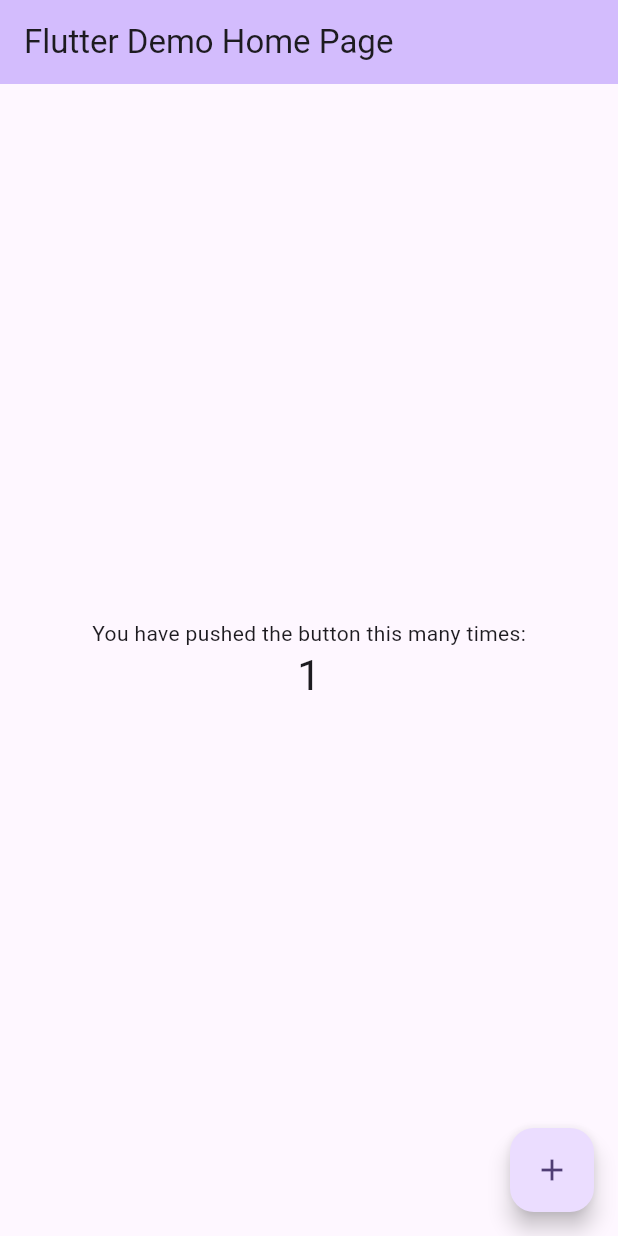
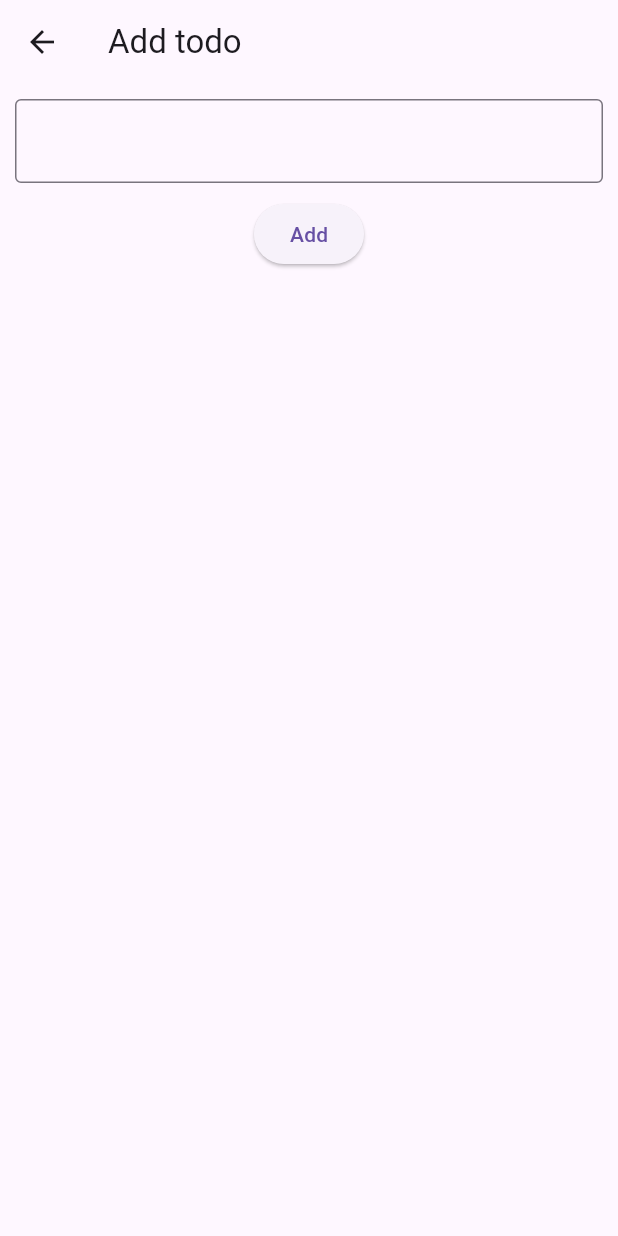
Before and after one commit to suhiaing/to-do_bloc, a Flutter app: the screen it shows after launch, after a tap on the "add" icon, on a phone screen of 412 x 824 dp. Run offline on Flutter 3.47's test engine with Material 3 defaults, Android fonts, the phone set to English and light mode, and no system bars.

Commit message:
basic ui added

```diff
--- /dev/null
+++ b/lib/add_to_do.dart
@@ -0,0 +1,40 @@
+import 'package:flutter/material.dart';
+
+class AddToDo extends StatelessWidget {
+  const AddToDo({super.key});
+
+  @override
+  Widget build(BuildContext context) {
+    final addToDoController = TextEditingController();
+    return MaterialApp(
+      home: Scaffold(
+        appBar: AppBar(
+          leading: IconButton(
+              onPressed: () {
+                Navigator.pop(context);
+              },
+              icon: const Icon(Icons.arrow_back)),
+          title: const Text("Add todo"),
+        ),
+        body: Padding(
+          padding: const EdgeInsets.all(10.0),
+          child: SingleChildScrollView(
+            child: Column(
+              children: [
+                TextField(
+                  controller: addToDoController,
+                  decoration:
+                      const InputDecoration(border: OutlineInputBorder()),
+                ),
+                const SizedBox(
+                  height: 10,
+                ),
+                ElevatedButton(onPressed: () {}, child: const Text("Add"))
+              ],
+            ),
+          ),
+        ),
+      ),
+    );
+  }
+}
--- a/lib/main.dart
+++ b/lib/main.dart
@@ -1,4 +1,6 @@
 import 'package:flutter/material.dart';
+import 'package:to_do_bloc/add_to_do.dart';
+import 'package:to_do_bloc/todo_list.dart';
 
 void main() {
   runApp(const MyApp());
@@ -7,119 +9,22 @@ void main() {
 class MyApp extends StatelessWidget {
   const MyApp({super.key});
 
-  // This widget is the root of your application.
+  @override
+  Widget build(BuildContext context) {
+    return const MyToDoApp();
+  }
+}
+
+class MyToDoApp extends StatelessWidget {
+  const MyToDoApp({super.key});
+
   @override
   Widget build(BuildContext context) {
     return MaterialApp(
-      title: 'Flutter Demo',
-      theme: ThemeData(
-        // This is the theme of your application.
-        //
-        // TRY THIS: Try running your application with "flutter run". You'll see
-        // the application has a purple toolbar. Then, without quitting the app,
-        // try changing the seedColor in the colorScheme below to Colors.green
-        // and then invoke "hot reload" (save your changes or press the "hot
-        // reload" button in a Flutter-supported IDE, or press "r" if you used
-        // the command line to start the app).
-        //
-        // Notice that the counter didn't reset back to zero; the application
-        // state is not lost during the reload. To reset the state, use hot
-        // restart instead.
-        //
-        // This works for code too, not just values: Most code changes can be
-        // tested with just a hot reload.
-        colorScheme: ColorScheme.fromSeed(seedColor: Colors.deepPurple),
-        useMaterial3: true,
-      ),
-      home: const MyHomePage(title: 'Flutter Demo Home Page'),
+      routes: {
+        '/addtodo': (context) => const AddToDo(),
+      },
+      home: const TodoList(),
     );
   }
 }
-
-class MyHomePage extends StatefulWidget {
-  const MyHomePage({super.key, required this.title});
-
-  // This widget is the home page of your application. It is stateful, meaning
-  // that it has a State object (defined below) that contains fields that affect
-  // how it looks.
-
-  // This class is the configuration for the state. It holds the values (in this
-  // case the title) provided by the parent (in this case the App widget) and
-  // used by the build method of the State. Fields in a Widget subclass are
-  // always marked "final".
-
-  final String title;
-
-  @override
-  State<MyHomePage> createState() => _MyHomePageState();
-}
-
-class _MyHomePageState extends State<MyHomePage> {
-  int _counter = 0;
-
-  void _incrementCounter() {
-    setState(() {
-      // This call to setState tells the Flutter framework that something has
-      // changed in this State, which causes it to rerun the build method below
-      // so that the display can reflect the updated values. If we changed
-      // _counter without calling setState(), then the build method would not be
-      // called again, and so nothing would appear to happen.
-      _counter++;
-    });
-  }
-
-  @override
-  Widget build(BuildContext context) {
-    // This method is rerun every time setState is called, for instance as done
-    // by the _incrementCounter method above.
-    //
-    // The Flutter framework has been optimized to make rerunning build methods
-    // fast, so that you can just rebuild anything that needs updating rather
-    // than having to individually change instances of widgets.
-    return Scaffold(
-      appBar: AppBar(
-        // TRY THIS: Try changing the color here to a specific color (to
-        // Colors.amber, perhaps?) and trigger a hot reload to see the AppBar
-        // change color while the other colors stay the same.
-        backgroundColor: Theme.of(context).colorScheme.inversePrimary,
-        // Here we take the value from the MyHomePage object that was created by
-        // the App.build method, and use it to set our appbar title.
-        title: Text(widget.title),
-      ),
-      body: Center(
-        // Center is a layout widget. It takes a single child and positions it
-        // in the middle of the parent.
-        child: Column(
-          // Column is also a layout widget. It takes a list of children and
-          // arranges them vertically. By default, it sizes itself to fit its
-          // children horizontally, and tries to be as tall as its parent.
-          //
-          // Column has various properties to control how it sizes itself and
-          // how it positions its children. Here we use mainAxisAlignment to
-          // center the children vertically; the main axis here is the vertical
-          // axis because Columns are vertical (the cross axis would be
-          // horizontal).
-          //
-          // TRY THIS: Invoke "debug painting" (choose the "Toggle Debug Paint"
-          // action in the IDE, or press "p" in the console), to see the
-          // wireframe for each widget.
-          mainAxisAlignment: MainAxisAlignment.center,
-          children: <Widget>[
-            const Text(
-              'You have pushed the button this many times:',
-            ),
-            Text(
-              '$_counter',
-              style: Theme.of(context).textTheme.headlineMedium,
-            ),
-          ],
-        ),
-      ),
-      floatingActionButton: FloatingActionButton(
-        onPressed: _incrementCounter,
-        tooltip: 'Increment',
-        child: const Icon(Icons.add),
-      ), // This trailing comma makes auto-formatting nicer for build methods.
-    );
-  }
-}
--- /dev/null
+++ b/lib/todo_list.dart
@@ -0,0 +1,24 @@
+import 'package:flutter/material.dart';
+
+class TodoList extends StatelessWidget {
+  const TodoList({super.key});
+
+  @override
+  Widget build(BuildContext context) {
+    return Scaffold(
+      appBar: AppBar(
+        title: const Text("ToDo List"),
+      ),
+      body: const SizedBox(
+        width: double.infinity,
+      ),
+      floatingActionButton: FloatingActionButton(
+        onPressed: () {
+          Navigator.pushNamed(context, "/addtodo");
+        },
+        tooltip: "Add ToDo",
+        child: const Icon(Icons.add),
+      ),
+    );
+  }
+}
```
